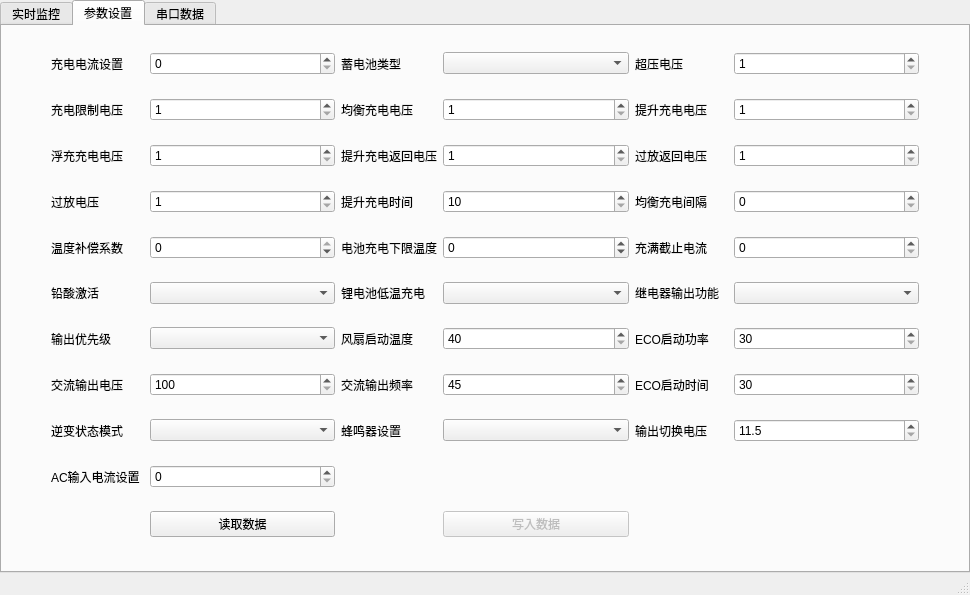
The window that ui/pf_off_inverter_layout.ui (xxxy-bit/SRNE_UP) describes before a commit, drawn with Qt 5.
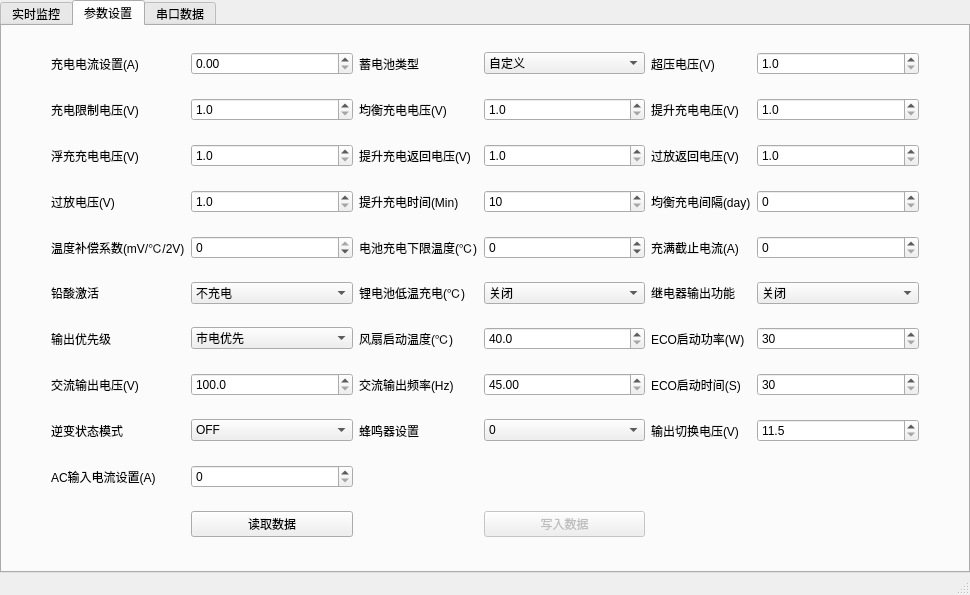
The same window after the commit. The open tabs and pages were chosen to show the change.

Commit message: 参数设置的解析与打印完成，待写入

Diff of the .ui file:
```diff
--- a/ui/pf_off_inverter_layout.ui
+++ b/ui/pf_off_inverter_layout.ui
@@ -595,34 +595,24 @@
             </property>
            </widget>
           </item>
-          <item row="1" column="6">
-           <widget class="QSpinBox" name="ivpo_boost_char_vol">
-            <property name="minimum">
-             <number>1</number>
-            </property>
-            <property name="maximum">
-             <number>17</number>
-            </property>
-           </widget>
-          </item>
           <item row="7" column="1">
            <widget class="QLabel" name="label_54">
             <property name="text">
-             <string>交流输出电压</string>
+             <string>交流输出电压(V)</string>
             </property>
            </widget>
           </item>
           <item row="6" column="5">
            <widget class="QLabel" name="label_53">
             <property name="text">
-             <string>ECO启动功率</string>
+             <string>ECO启动功率(W)</string>
             </property>
            </widget>
           </item>
           <item row="2" column="5">
            <widget class="QLabel" name="label_41">
             <property name="text">
-             <string>过放返回电压</string>
+             <string>过放返回电压(V)</string>
             </property>
            </widget>
           </item>
@@ -639,17 +629,7 @@
           <item row="1" column="3">
            <widget class="QLabel" name="label_36">
             <property name="text">
-             <string>均衡充电电压</string>
-            </property>
-           </widget>
-          </item>
-          <item row="2" column="4">
-           <widget class="QSpinBox" name="ivpo_inchar_rerturn_vol">
-            <property name="minimum">
-             <number>1</number>
-            </property>
-            <property name="maximum">
-             <number>17</number>
+             <string>均衡充电电压(V)</string>
             </property>
            </widget>
           </item>
@@ -660,20 +640,10 @@
             </property>
            </widget>
           </item>
-          <item row="7" column="4">
-           <widget class="QSpinBox" name="ivpo_acout_fre_2">
-            <property name="minimum">
-             <number>45</number>
-            </property>
-            <property name="maximum">
-             <number>65</number>
-            </property>
-           </widget>
-          </item>
           <item row="7" column="5">
            <widget class="QLabel" name="label_56">
             <property name="text">
-             <string>ECO启动时间</string>
+             <string>ECO启动时间(S)</string>
             </property>
            </widget>
           </item>
@@ -697,7 +667,7 @@
           <item row="4" column="3">
            <widget class="QLabel" name="label_46">
             <property name="text">
-             <string>电池充电下限温度</string>
+             <string>电池充电下限温度(℃)</string>
             </property>
            </widget>
           </item>
@@ -711,7 +681,7 @@
           <item row="2" column="1">
            <widget class="QLabel" name="label_37">
             <property name="text">
-             <string>浮充充电电压</string>
+             <string>浮充充电电压(V)</string>
             </property>
            </widget>
           </item>
@@ -725,24 +695,14 @@
           <item row="0" column="5">
            <widget class="QLabel" name="label_35">
             <property name="text">
-             <string>超压电压</string>
-            </property>
-           </widget>
-          </item>
-          <item row="7" column="2">
-           <widget class="QSpinBox" name="ivpo_acout_vol">
-            <property name="minimum">
-             <number>100</number>
-            </property>
-            <property name="maximum">
-             <number>264</number>
+             <string>超压电压(V)</string>
             </property>
            </widget>
           </item>
           <item row="0" column="1">
            <widget class="QLabel" name="label_33">
             <property name="text">
-             <string>充电电流设置</string>
+             <string>充电电流设置(A)</string>
             </property>
            </widget>
           </item>
@@ -756,7 +716,7 @@
           <item row="4" column="5">
            <widget class="QLabel" name="label_47">
             <property name="text">
-             <string>充满截止电流</string>
+             <string>充满截止电流(A)</string>
             </property>
            </widget>
           </item>
@@ -787,20 +747,7 @@
           <item row="6" column="3">
            <widget class="QLabel" name="label_52">
             <property name="text">
-             <string>风扇启动温度</string>
-            </property>
-           </widget>
-          </item>
-          <item row="0" column="2">
-           <widget class="QSpinBox" name="ivpo_char_cur_set">
-            <property name="minimum">
-             <number>0</number>
-            </property>
-            <property name="maximum">
-             <number>100</number>
-            </property>
-            <property name="value">
-             <number>0</number>
+             <string>风扇启动温度(℃)</string>
             </property>
            </widget>
           </item>
@@ -817,44 +764,14 @@
           <item row="1" column="5">
            <widget class="QLabel" name="label_39">
             <property name="text">
-             <string>提升充电电压</string>
-            </property>
-           </widget>
-          </item>
-          <item row="6" column="4">
-           <widget class="QSpinBox" name="ivpo_fan_start_tmp">
-            <property name="minimum">
-             <number>40</number>
-            </property>
-            <property name="maximum">
-             <number>65</number>
-            </property>
-           </widget>
-          </item>
-          <item row="3" column="2">
-           <widget class="QSpinBox" name="ivpo_odc_vol">
-            <property name="minimum">
-             <number>1</number>
-            </property>
-            <property name="maximum">
-             <number>17</number>
-            </property>
-           </widget>
-          </item>
-          <item row="2" column="2">
-           <widget class="QSpinBox" name="ivpo_float_char_vol">
-            <property name="minimum">
-             <number>1</number>
-            </property>
-            <property name="maximum">
-             <number>17</number>
+             <string>提升充电电压(V)</string>
             </property>
            </widget>
           </item>
           <item row="3" column="1">
            <widget class="QLabel" name="label_42">
             <property name="text">
-             <string>过放电压</string>
+             <string>过放电压(V)</string>
             </property>
            </widget>
           </item>
@@ -868,20 +785,10 @@
             </property>
            </widget>
           </item>
-          <item row="1" column="2">
-           <widget class="QSpinBox" name="ivpo_char_limit_vol">
-            <property name="minimum">
-             <number>1</number>
-            </property>
-            <property name="maximum">
-             <number>17</number>
-            </property>
-           </widget>
-          </item>
           <item row="8" column="5">
            <widget class="QLabel" name="label_59">
             <property name="text">
-             <string>输出切换电压</string>
+             <string>输出切换电压(V)</string>
             </property>
            </widget>
           </item>
@@ -895,7 +802,7 @@
           <item row="5" column="3">
            <widget class="QLabel" name="label_49">
             <property name="text">
-             <string>锂电池低温充电</string>
+             <string>锂电池低温充电(℃)</string>
             </property>
            </widget>
           </item>
@@ -912,82 +819,52 @@
             </property>
            </spacer>
           </item>
-          <item row="0" column="6">
-           <widget class="QSpinBox" name="ivpo_over_vol">
-            <property name="minimum">
-             <number>1</number>
-            </property>
-            <property name="maximum">
-             <number>17</number>
-            </property>
-           </widget>
-          </item>
           <item row="7" column="3">
            <widget class="QLabel" name="label_55">
             <property name="text">
-             <string>交流输出频率</string>
+             <string>交流输出频率(Hz)</string>
             </property>
            </widget>
           </item>
           <item row="1" column="1">
            <widget class="QLabel" name="label_38">
             <property name="text">
-             <string>充电限制电压</string>
+             <string>充电限制电压(V)</string>
             </property>
            </widget>
           </item>
           <item row="9" column="1">
            <widget class="QLabel" name="label_60">
             <property name="text">
-             <string>AC输入电流设置</string>
-            </property>
-           </widget>
-          </item>
-          <item row="1" column="4">
-           <widget class="QSpinBox" name="ivpo_eq_char_vol">
-            <property name="minimum">
-             <number>1</number>
-            </property>
-            <property name="maximum">
-             <number>17</number>
+             <string>AC输入电流设置(A)</string>
             </property>
            </widget>
           </item>
           <item row="3" column="3">
            <widget class="QLabel" name="label_43">
             <property name="text">
-             <string>提升充电时间</string>
+             <string>提升充电时间(Min)</string>
             </property>
            </widget>
           </item>
           <item row="2" column="3">
            <widget class="QLabel" name="label_40">
             <property name="text">
-             <string>提升充电返回电压</string>
+             <string>提升充电返回电压(V)</string>
             </property>
            </widget>
           </item>
           <item row="4" column="1">
            <widget class="QLabel" name="label_45">
             <property name="text">
-             <string>温度补偿系数</string>
-            </property>
-           </widget>
-          </item>
-          <item row="2" column="6">
-           <widget class="QSpinBox" name="ivpo_op_returnvol">
-            <property name="minimum">
-             <number>1</number>
-            </property>
-            <property name="maximum">
-             <number>17</number>
+             <string>温度补偿系数(mV/℃/2V)</string>
             </property>
            </widget>
           </item>
           <item row="3" column="5">
            <widget class="QLabel" name="label_44">
             <property name="text">
-             <string>均衡充电间隔</string>
+             <string>均衡充电间隔(day)</string>
             </property>
            </widget>
           </item>
@@ -1022,25 +899,127 @@
            </widget>
           </item>
           <item row="0" column="4">
-           <widget class="QComboBox" name="ivpo_bat_type"/>
+           <widget class="QComboBox" name="ivpo_bat_type">
+            <item>
+             <property name="text">
+              <string>自定义</string>
+             </property>
+            </item>
+            <item>
+             <property name="text">
+              <string>开口</string>
+             </property>
+            </item>
+            <item>
+             <property name="text">
+              <string>密封</string>
+             </property>
+            </item>
+            <item>
+             <property name="text">
+              <string>胶体</string>
+             </property>
+            </item>
+            <item>
+             <property name="text">
+              <string>锂电池</string>
+             </property>
+            </item>
+           </widget>
           </item>
           <item row="5" column="2">
-           <widget class="QComboBox" name="ivpo_lead_active"/>
+           <widget class="QComboBox" name="ivpo_lead_active">
+            <item>
+             <property name="text">
+              <string>不充电</string>
+             </property>
+            </item>
+            <item>
+             <property name="text">
+              <string>恒压输出</string>
+             </property>
+            </item>
+           </widget>
           </item>
           <item row="5" column="4">
-           <widget class="QComboBox" name="ivpo_libat_low_tmp_char"/>
+           <widget class="QComboBox" name="ivpo_libat_low_tmp_char">
+            <item>
+             <property name="text">
+              <string>关闭</string>
+             </property>
+            </item>
+            <item>
+             <property name="text">
+              <string>开启</string>
+             </property>
+            </item>
+           </widget>
           </item>
           <item row="5" column="6">
-           <widget class="QComboBox" name="ivpo_relay_out_func"/>
+           <widget class="QComboBox" name="ivpo_relay_out_func">
+            <item>
+             <property name="text">
+              <string>关闭</string>
+             </property>
+            </item>
+            <item>
+             <property name="text">
+              <string>逆变模式开启</string>
+             </property>
+            </item>
+            <item>
+             <property name="text">
+              <string>控制反转</string>
+             </property>
+            </item>
+           </widget>
           </item>
           <item row="6" column="2">
-           <widget class="QComboBox" name="ivpo_out_pri"/>
+           <widget class="QComboBox" name="ivpo_out_pri">
+            <item>
+             <property name="text">
+              <string>市电优先</string>
+             </property>
+            </item>
+            <item>
+             <property name="text">
+              <string>逆变优先</string>
+             </property>
+            </item>
+           </widget>
           </item>
           <item row="8" column="2">
-           <widget class="QComboBox" name="ivpo_inv_state_mode"/>
+           <widget class="QComboBox" name="ivpo_inv_state_mode">
+            <item>
+             <property name="text">
+              <string>OFF</string>
+             </property>
+            </item>
+            <item>
+             <property name="text">
+              <string>ON</string>
+             </property>
+            </item>
+            <item>
+             <property name="text">
+              <string>ECO</string>
+             </property>
+            </item>
+           </widget>
           </item>
           <item row="8" column="4">
-           <widget class="QComboBox" name="ivpo_buzz_set"/>
+           <widget class="QComboBox" name="ivpo_buzz_set">
+            <item>
+             <property name="text">
+              <string>0</string>
+             </property>
+            </item>
+            <item>
+             <property name="text">
+              <string>1</string>
+             </property>
+            </item>
+           </widget>
           </item>
           <item row="8" column="6">
            <widget class="QDoubleSpinBox" name="ivpo_out_switch_vol">
@@ -1055,6 +1034,153 @@
             </property>
            </widget>
           </item>
+          <item row="0" column="2">
+           <widget class="QDoubleSpinBox" name="ivpo_char_cur_set">
+            <property name="maximum">
+             <double>100.000000000000000</double>
+            </property>
+           </widget>
+          </item>
+          <item row="0" column="6">
+           <widget class="QDoubleSpinBox" name="ivpo_over_vol">
+            <property name="decimals">
+             <number>1</number>
+            </property>
+            <property name="minimum">
+             <double>1.000000000000000</double>
+            </property>
+            <property name="maximum">
+             <double>17.000000000000000</double>
+            </property>
+           </widget>
+          </item>
+          <item row="1" column="2">
+           <widget class="QDoubleSpinBox" name="ivpo_char_limit_vol">
+            <property name="decimals">
+             <number>1</number>
+            </property>
+            <property name="minimum">
+             <double>1.000000000000000</double>
+            </property>
+            <property name="maximum">
+             <double>17.000000000000000</double>
+            </property>
+           </widget>
+          </item>
+          <item row="1" column="4">
+           <widget class="QDoubleSpinBox" name="ivpo_eq_char_vol">
+            <property name="decimals">
+             <number>1</number>
+            </property>
+            <property name="minimum">
+             <double>1.000000000000000</double>
+            </property>
+            <property name="maximum">
+             <double>17.000000000000000</double>
+            </property>
+           </widget>
+          </item>
+          <item row="1" column="6">
+           <widget class="QDoubleSpinBox" name="ivpo_boost_char_vol">
+            <property name="decimals">
+             <number>1</number>
+            </property>
+            <property name="minimum">
+             <double>1.000000000000000</double>
+            </property>
+            <property name="maximum">
+             <double>17.000000000000000</double>
+            </property>
+           </widget>
+          </item>
+          <item row="2" column="2">
+           <widget class="QDoubleSpinBox" name="ivpo_float_char_vol">
+            <property name="decimals">
+             <number>1</number>
+            </property>
+            <property name="minimum">
+             <double>1.000000000000000</double>
+            </property>
+            <property name="maximum">
+             <double>17.000000000000000</double>
+            </property>
+           </widget>
+          </item>
+          <item row="2" column="4">
+           <widget class="QDoubleSpinBox" name="ivpo_inchar_rerturn_vol">
+            <property name="decimals">
+             <number>1</number>
+            </property>
+            <property name="minimum">
+             <double>1.000000000000000</double>
+            </property>
+            <property name="maximum">
+             <double>17.000000000000000</double>
+            </property>
+           </widget>
+          </item>
+          <item row="2" column="6">
+           <widget class="QDoubleSpinBox" name="ivpo_op_returnvol">
+            <property name="decimals">
+             <number>1</number>
+            </property>
+            <property name="minimum">
+             <double>1.000000000000000</double>
+            </property>
+            <property name="maximum">
+             <double>17.000000000000000</double>
+            </property>
+           </widget>
+          </item>
+          <item row="3" column="2">
+           <widget class="QDoubleSpinBox" name="ivpo_odc_vol">
+            <property name="decimals">
+             <number>1</number>
+            </property>
+            <property name="minimum">
+             <double>1.000000000000000</double>
+            </property>
+            <property name="maximum">
+             <double>17.000000000000000</double>
+            </property>
+           </widget>
+          </item>
+          <item row="6" column="4">
+           <widget class="QDoubleSpinBox" name="ivpo_fan_start_tmp">
+            <property name="decimals">
+             <number>1</number>
+            </property>
+            <property name="minimum">
+             <double>40.000000000000000</double>
+            </property>
+            <property name="maximum">
+             <double>65.000000000000000</double>
+            </property>
+           </widget>
+          </item>
+          <item row="7" column="2">
+           <widget class="QDoubleSpinBox" name="ivpo_acout_vol">
+            <property name="decimals">
+             <number>1</number>
+            </property>
+            <property name="minimum">
+             <double>100.000000000000000</double>
+            </property>
+            <property name="maximum">
+             <double>264.000000000000000</double>
+            </property>
+           </widget>
+          </item>
+          <item row="7" column="4">
+           <widget class="QDoubleSpinBox" name="ivpo_acout_fre_2">
+            <property name="minimum">
+             <double>45.000000000000000</double>
+            </property>
+            <property name="maximum">
+             <double>65.000000000000000</double>
+            </property>
+           </widget>
+          </item>
          </layout>
         </item>
        </layout>
```
The commit also changes 8 other files.
